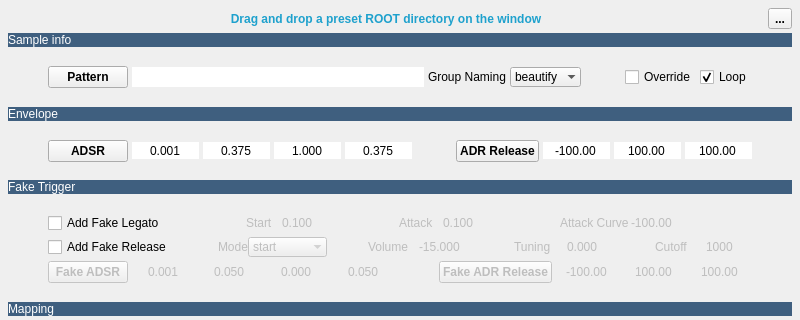
The window that tools/UI/smp_to_ds.ui (robotmitchum/sample_tools) describes before a commit, drawn with Qt 5; both pictures show x 0 to 800 and y 0 to 320 of the 800 by 776 pixel window.
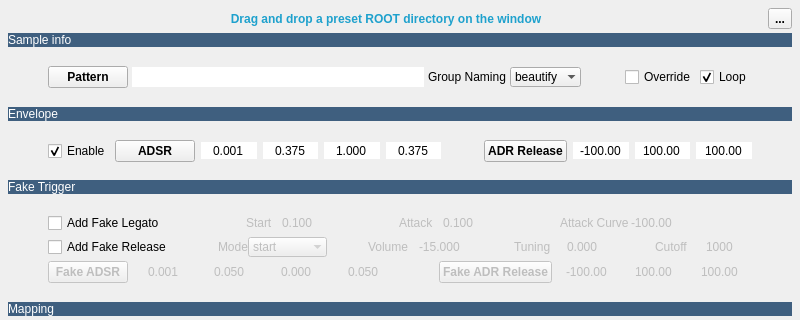
The same window after the commit.

Patch:
```diff
--- a/tools/UI/smp_to_ds.ui
+++ b/tools/UI/smp_to_ds.ui
@@ -392,6 +392,52 @@
        </spacer>
       </item>
       <item>
+       <widget class="QCheckBox" name="adsr_enable_cb">
+        <property name="sizePolicy">
+         <sizepolicy hsizetype="Fixed" vsizetype="Fixed">
+          <horstretch>0</horstretch>
+          <verstretch>0</verstretch>
+         </sizepolicy>
+        </property>
+        <property name="toolTip">
+         <string>Enable amplitude envelope (default)
+Samples are played entirely if unchecked
+
+NOTE: envelope won't be turned off for looped samples so they don't play forever</string>
+        </property>
+        <property name="text">
+         <string>Enable</string>
+        </property>
+        <property name="checked">
+         <bool>true</bool>
+        </property>
+       </widget>
+      </item>
+      <item>
+       <widget class="QWidget" name="adsr_wid" native="true">
+        <property name="enabled">
+         <bool>true</bool>
+        </property>
+        <property name="font">
+         <font/>
+        </property>
+        <property name="styleSheet">
+         <string notr="true"/>
+        </property>
+        <layout class="QHBoxLayout" name="horizontalLayout_6">
+         <property name="leftMargin">
+          <number>0</number>
+         </property>
+         <property name="topMargin">
+          <number>0</number>
+         </property>
+         <property name="rightMargin">
+          <number>0</number>
+         </property>
+         <property name="bottomMargin">
+          <number>0</number>
+         </property>
+         <item>
        <widget class="QPushButton" name="ADSR_pb">
         <property name="font">
          <font>
@@ -542,8 +588,8 @@
         </property>
         <property name="sizeHint" stdset="0">
          <size>
-          <width>40</width>
-          <height>0</height>
+             <width>37</width>
+             <height>20</height>
          </size>
         </property>
        </spacer>
@@ -668,6 +714,9 @@
         <property name="value">
          <double>100.000000000000000</double>
         </property>
+          </widget>
+         </item>
+        </layout>
        </widget>
       </item>
       <item>
```
Lines whose indentation alone changed are shown as unchanged.
